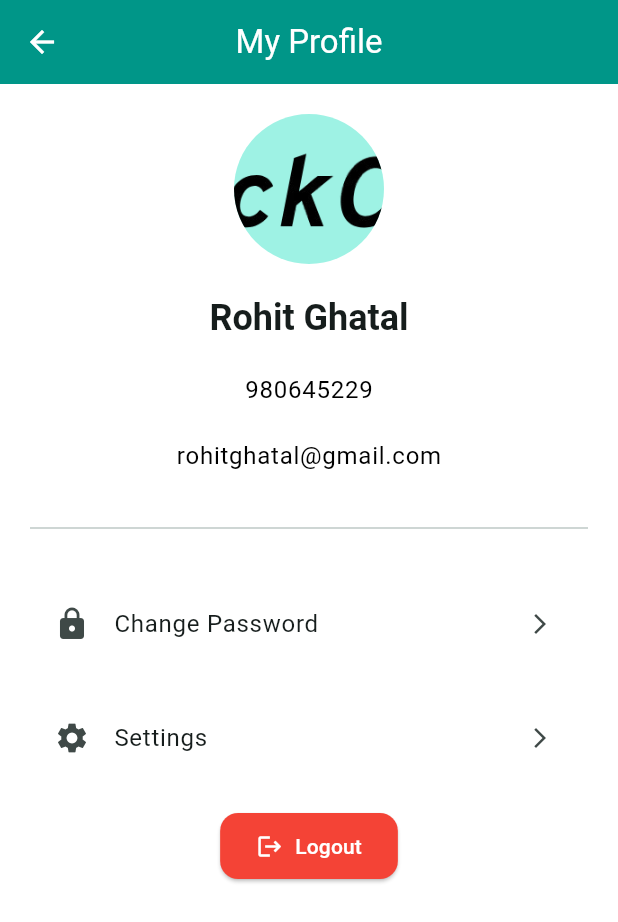
After one commit to rohitghatal1/QuickChatMobileApp, a Flutter app: the ProfileScreen screen opened directly, on a phone screen of 412 x 824 dp. The commit adds this screen. Shown: the top 922 px of the screen. Run offline on Flutter 3.47's test engine with Material 3 defaults, Android fonts, the phone set to English and light mode, and no system bars; our stand-ins replace flutter_dotenv, fluttertoast, shared_preferences, socket_io_client; accounts and stored records are empty; network calls fail.

Commit message:
added my profile page

```diff
--- a/lib/views/chat/home_screen.dart
+++ b/lib/views/chat/home_screen.dart
@@ -1,6 +1,7 @@
 import 'package:flutter/material.dart';
 import 'package:provider/provider.dart';
 import 'package:quick_chat/views/auth/login_screen.dart';
+import 'package:quick_chat/views/pages/my_profile.dart';
 
 import '../../../controllers/auth_controller.dart';
 import '../../../controllers/chat_controller.dart';
@@ -26,11 +27,19 @@ class HomeScreen extends StatelessWidget {
             const PopupMenuItem(
               child: Text('Logout'),
               value: 'logout',
+            ),
+            PopupMenuItem(
+                child: Text('My Profile'),
+                value: 'myProfile',
             )
           ],
             onSelected: (value) async{
             if(value == 'logout'){
               await _handleLogout(context);
+            } else if (value == 'myProfile'){
+              Navigator.of(context).push(
+                MaterialPageRoute(builder: (_) => ProfileScreen()),
+              );
             }
             },
           )
@@ -98,6 +107,7 @@ class HomeScreen extends StatelessWidget {
         MaterialPageRoute(builder: (_) => const LoginScreen()),
             (route) => false);
   }
+
   void _showNewChatDialog(BuildContext context) {
     showDialog(
       context: context,
--- /dev/null
+++ b/lib/views/pages/my_profile.dart
@@ -0,0 +1,90 @@
+import 'package:flutter/material.dart';
+import 'package:provider/provider.dart';
+
+import '../../controllers/auth_controller.dart';
+import '../../controllers/chat_controller.dart';
+import '../auth/login_screen.dart';
+
+class ProfileScreen extends StatelessWidget{
+  const ProfileScreen({super.key});
+
+  Future<void> _handleLogout(BuildContext context) async {
+    final authController = Provider.of<AuthController>(context, listen: false);
+    final chatController = Provider.of<ChatController>(context, listen: false);
+
+    await authController.logout();
+    chatController.dispose();
+
+    Navigator.of(context).pushAndRemoveUntil(
+        MaterialPageRoute(builder: (_) => const LoginScreen()),
+            (route) => false);
+  }
+
+  @override
+  Widget build(BuildContext context) {
+
+    //sample data
+    final String name = 'Rohit Ghatal';
+    final int number = 980645229;
+    final String email = 'rohitghatal@gmail.com';
+
+    return Scaffold(
+      appBar: AppBar(
+        title: Text('My Profile'),
+        centerTitle: true,
+      ),
+      body: SingleChildScrollView(
+        padding: EdgeInsets.all(20),
+        child: Column(
+          spacing: 20,
+          children: [
+            CircleAvatar(
+              radius: 50,
+              backgroundImage: AssetImage('assets/images/quickChatImage.png'),
+            ),
+            Text(
+              name,
+              style: Theme.of(context).textTheme.headlineSmall?.copyWith(
+                fontWeight: FontWeight.bold,
+              ),
+            ),
+            Text(
+              '$number',
+              style: Theme.of(context).textTheme.bodyLarge,
+            ),
+            Text(
+              email,
+              style: Theme.of(context).textTheme.bodyLarge,
+            ),
+            Divider(height: 32),
+
+            ListTile(
+              leading: Icon(Icons.lock),
+              title: Text('Change Password'),
+              trailing: Icon(Icons.arrow_forward_ios, size: 16,),
+              onTap: (){},
+            ),
+            ListTile(
+              leading: Icon(Icons.settings),
+              title: Text('Settings'),
+              trailing: Icon(Icons.arrow_forward_ios, size: 16),
+              onTap: (){},
+            ),
+
+            ElevatedButton.icon(
+              icon: Icon(Icons.logout),
+                label: Text('Logout'),
+                style: ElevatedButton.styleFrom(
+                  backgroundColor: Colors.red,
+                  padding: EdgeInsets.symmetric(horizontal: 24, vertical: 12),
+                  shape: RoundedRectangleBorder(borderRadius: BorderRadius.circular(12)),
+                ),
+                onPressed: () => _handleLogout(context)
+            )
+          ],
+        ),
+      ),
+    );
+
+  }
+}
```
